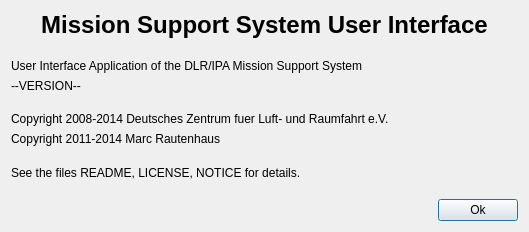
Before: the Qt Designer form mslib/msui/ui_about_dialog.ui in Open-MSS/MSS, drawn with Qt 5.
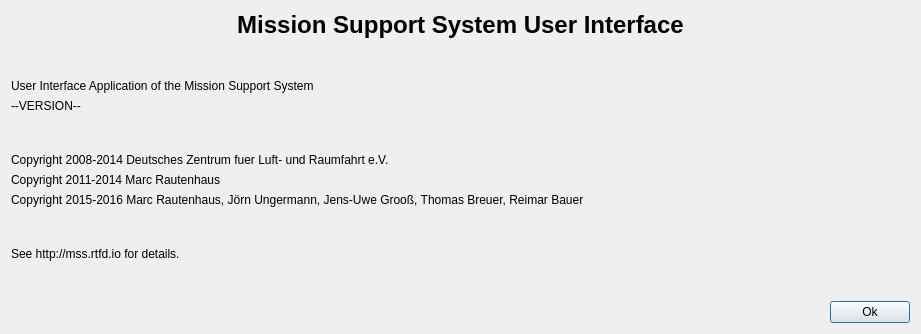
After: the same form once the commit is applied.

Commit message: window title now "Mission Support System" and about updated, fixes #27

What changed in the file:
```diff
--- a/mslib/msui/ui_about_dialog.ui
+++ b/mslib/msui/ui_about_dialog.ui
@@ -6,8 +6,8 @@
    <rect>
     <x>0</x>
     <y>0</y>
-    <width>529</width>
-    <height>232</height>
+    <width>921</width>
+    <height>334</height>
    </rect>
   </property>
   <property name="windowTitle">
@@ -50,7 +50,7 @@
    <item>
     <widget class="QLabel" name="label_2">
      <property name="text">
-      <string>User Interface Application of the DLR/IPA Mission Support System</string>
+      <string>User Interface Application of the Mission Support System</string>
      </property>
     </widget>
    </item>
@@ -88,23 +88,30 @@
      </property>
     </widget>
    </item>
-   <item>
-    <spacer name="verticalSpacer_3">
-     <property name="orientation">
-      <enum>Qt::Vertical</enum>
-     </property>
-     <property name="sizeHint" stdset="0">
-      <size>
-       <width>20</width>
-       <height>6</height>
-      </size>
-     </property>
-    </spacer>
-   </item>
    <item>
     <widget class="QLabel" name="label_5">
      <property name="text">
-      <string>See the files README, LICENSE, NOTICE for details.</string>
+      <string>Copyright 2015-2016 Marc Rautenhaus, Jörn Ungermann, Jens-Uwe Grooß, Thomas Breuer, Reimar Bauer</string>
+     </property>
+    </widget>
+   </item>
+   <item>
+    <spacer name="verticalSpacer_3">
+     <property name="orientation">
+      <enum>Qt::Vertical</enum>
+     </property>
+     <property name="sizeHint" stdset="0">
+      <size>
+       <width>20</width>
+       <height>6</height>
+      </size>
+     </property>
+    </spacer>
+   </item>
+   <item>
+    <widget class="QLabel" name="label_6">
+     <property name="text">
+      <string>See http://mss.rtfd.io for details.</string>
      </property>
     </widget>
    </item>
```
The commit also changes 20 other files.
